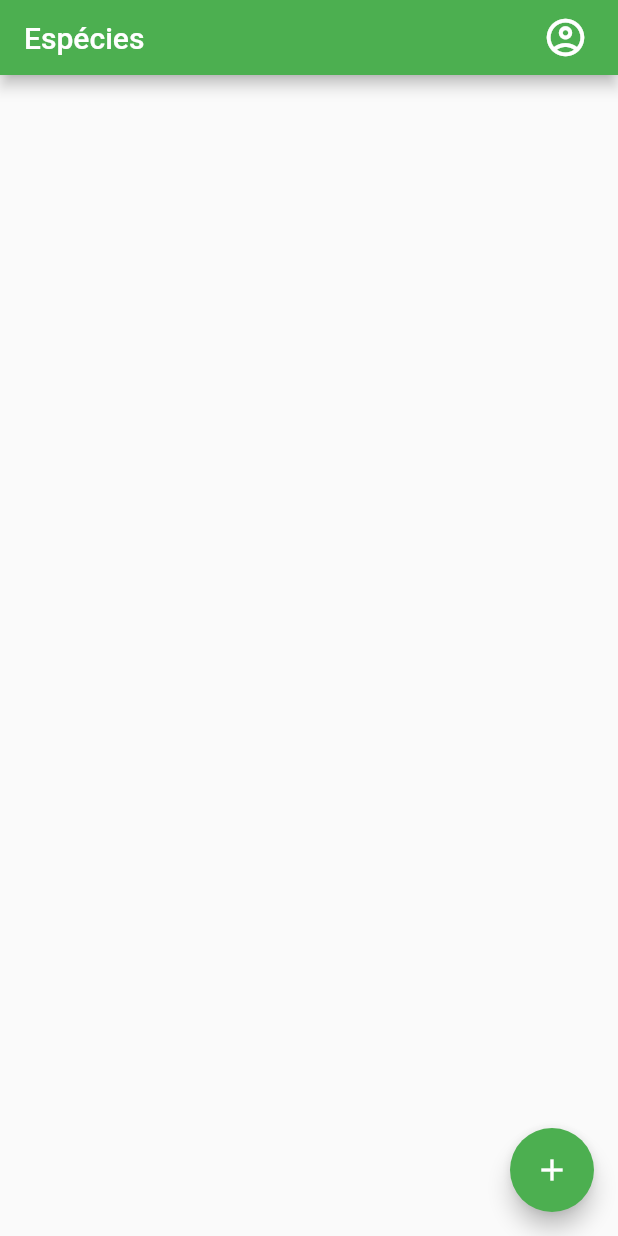
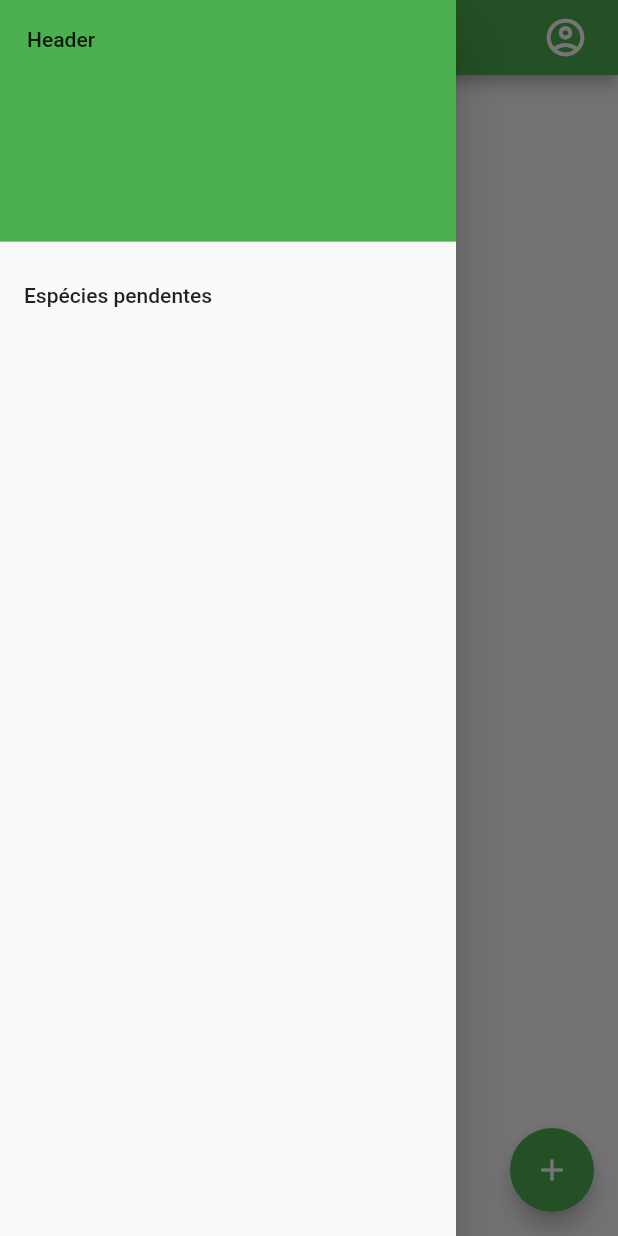
Before and after one commit to MatTerra/Fruity-App, a Flutter app: the AllSpeciesPage screen opened by its route, with the side drawer open (before the commit the screen has no drawer), on a phone screen of 412 x 824 dp. Run offline on Flutter 3.47's test engine with Material 2 defaults, Android fonts, the phone set to English and light mode, and no system bars; our stand-ins replace firebase_auth, firebase_core, flutter_form_builder, form_builder_validators; missing offline and left inert: firebase_ui_auth; accounts and stored records are empty; network calls fail; statements that could not run were skipped.

Commit message:
Add drawer and pending species

```diff
--- a/lib/app/components/fruityAppBar.dart
+++ b/lib/app/components/fruityAppBar.dart
@@ -17,7 +17,7 @@ class FruityAppBar extends StatelessWidget implements PreferredSizeWidget {
   Widget build(BuildContext context) {
     return AppBar(
       title: Text(title),
-      automaticallyImplyLeading: false,
+      automaticallyImplyLeading: true,
       actions: <Widget>[ProfileButton()],
     );
   }
--- a/lib/domain/entities/species.dart
+++ b/lib/domain/entities/species.dart
@@ -24,12 +24,25 @@ class Species {
         creator = json['creator'],
         scientificName = formatName(json['scientific_name']),
         popularNames =
-        List<String>.from(json['popular_names']).map(formatName).toList(),
+        parseSet(json['popular_names'] as String).map(formatName).toList(),
         description = json['description'],
-        links = List<String>.from(json['links']),
-        picturesUrl = List<String>.from(json['pictures_url']),
+        links = parseSet(json['links'] as String),
+        picturesUrl = parseSet(json['pictures_url'] as String),
         seasonStartMonth = json['season_start_month'],
         seasonEndMonth = json['season_end_month'];
+
+  static List<String> parseSet(String set) {
+    set = set
+        .trim();
+    set = set
+        .replaceAll("{", "")
+        .replaceAll("}", "");
+    var list = set
+        .split(",");
+    return list
+        .map((e) => e.trim())
+        .toList();
+  }
 
   Map<String, dynamic> toJson() {
     Map<String, dynamic> json = {
@@ -38,7 +51,7 @@ class Species {
       'popular_names': popularNames ?? [],
       'description': description ?? '',
       'links': links ?? [],
-      'pictures_url': picturesUrl??[],
+      'pictures_url': picturesUrl ?? [],
     };
 
     if (id != null) {
@@ -53,6 +66,6 @@ class Species {
     return json;
   }
 
-  static String formatName(name) =>
-      "${name[0].toUpperCase()}${name.substring(1)}";
+  static String formatName(String name) =>
+      name.isNotEmpty ? "${name[0].toUpperCase()}${name.substring(1)}" : "";
 }
--- a/lib/domain/repository/species_repository.dart
+++ b/lib/domain/repository/species_repository.dart
@@ -3,5 +3,6 @@ import 'package:fruity/domain/entities/species.dart';
 abstract class SpeciesRepository {
   Future<Species?> getSpecies(String id);
   Future<List<Species>> getAllSpecies();
+  Future<List<Species>> getPendingSpecies();
   Future<Species> createSpecies(Species species);
 }
--- a/lib/pages/all_species_page.dart
+++ b/lib/pages/all_species_page.dart
@@ -9,9 +9,9 @@ import '../app/components/fruityAppBar.dart';
 import '../domain/entities/species.dart';
 
 class AllSpeciesPage extends StatefulWidget {
-  AllSpeciesPage({
-    Key? key,
-  }) : super(key: key);
+  bool pending;
+
+  AllSpeciesPage({Key? key, this.pending = false}) : super(key: key);
 
   final String title = "Espécies";
 
@@ -24,7 +24,9 @@ class _AllSpeciesPageState extends State<AllSpeciesPage> {
   late SpeciesRepository repository;
 
   Future<void> update() async {
-    var speciesFromRemote = await repository.getAllSpecies();
+    var speciesFromRemote = widget.pending
+        ? await repository.getPendingSpecies()
+        : await repository.getAllSpecies();
     setState(() {
       species = speciesFromRemote;
     });
@@ -43,6 +45,28 @@ class _AllSpeciesPageState extends State<AllSpeciesPage> {
   @override
   Widget build(BuildContext context) {
     return Scaffold(
+        drawer: Drawer(
+          child: ListView(
+            padding: EdgeInsets.zero,
+            children: <Widget>[
+              const DrawerHeader(
+                  decoration: BoxDecoration(color: Colors.green),
+                  child: Padding(
+                    padding: EdgeInsets.all(2),
+                    child: Text('Header'),
+                  )),
+              ListTile(
+                title: const Text('Espécies pendentes'),
+                onTap: () {
+                  Navigator.pushReplacement(
+                      context,
+                      MaterialPageRoute(
+                          builder: (context) => AllSpeciesPage(pending: true)));
+                },
+              )
+            ],
+          ),
+        ),
         appBar: FruityAppBar(widget.title),
         body: RefreshIndicator(
           onRefresh: update,
@@ -89,10 +113,8 @@ class _AllSpeciesPageState extends State<AllSpeciesPage> {
         ),
         floatingActionButton: FloatingActionButton(
           onPressed: () {
-            Navigator.push(
-                context,
-                MaterialPageRoute(
-                    builder: (context) => ProposeSpeciesPage()));
+            Navigator.push(context,
+                MaterialPageRoute(builder: (context) => ProposeSpeciesPage()));
           },
           tooltip: 'Propor nova espécie',
           child: const Icon(Icons.add),
--- a/pubspec.yaml
+++ b/pubspec.yaml
@@ -30,6 +30,7 @@ flutter:
   # To add assets to your application, add an assets section, like this:
   assets:
     - assets/tree-silhouette.png
+    - assets/manga.png
     - assets/ca/lets-encrypt-r3.pem
 
   # An image asset can refer to one or more resolution-specific "variants", see
```
Also changed, not shown: lib/infra/repository/species_http_repository.dart (+8 -0 lines), lib/main.dart (+18 -5 lines), assets/manga.png (added), 3 other files.
